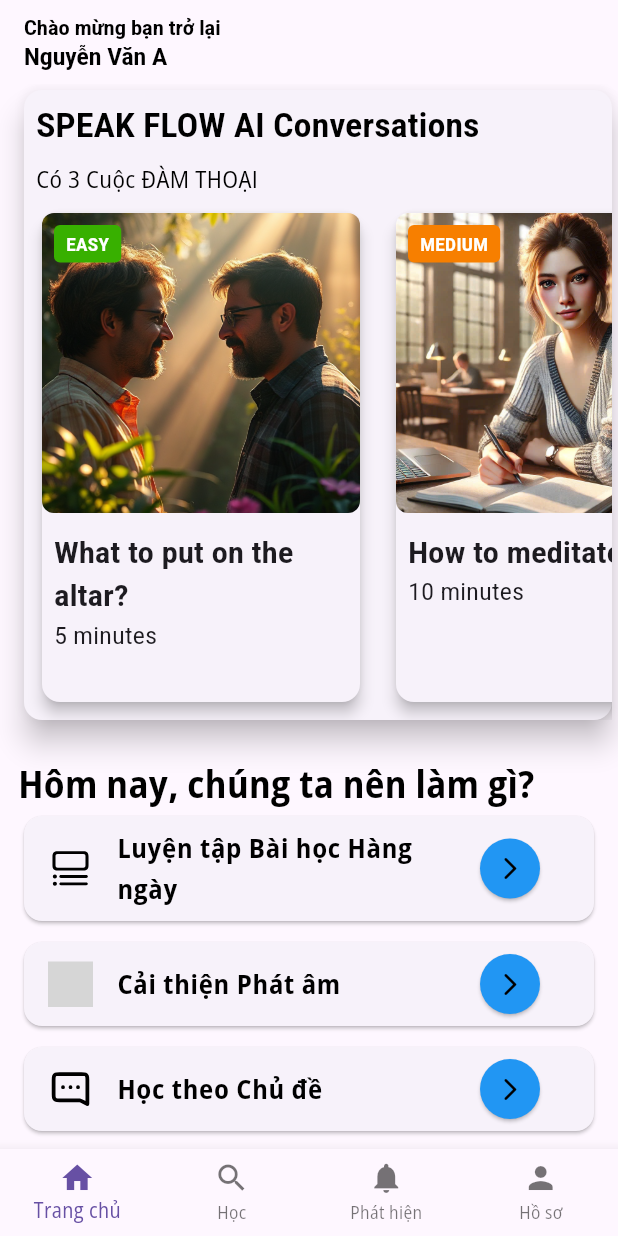
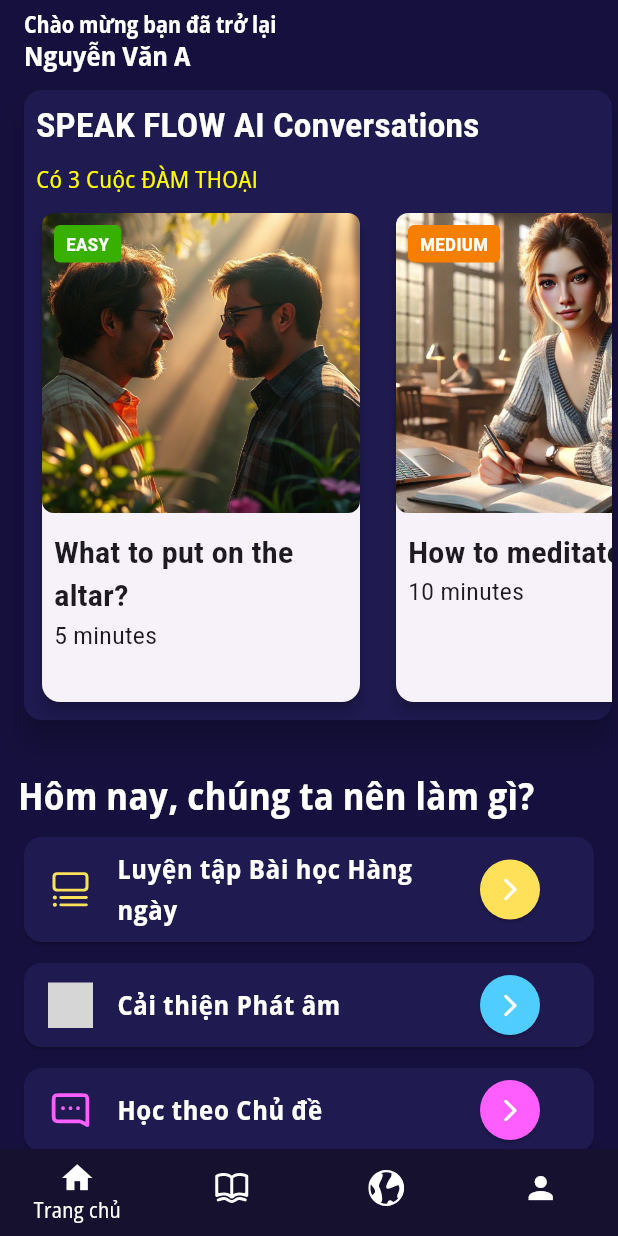
Before and after one commit to blackpum2801/speak-ai, a Flutter app: the screen it shows after launch, on a phone screen of 412 x 824 dp. Run offline on Flutter 3.47's test engine with Material 3 defaults, Android fonts, the phone set to English and light mode, and no system bars; our stand-ins replace animated_splash_screen, dots_indicator, flutter_svg; grey boxes are pictures that could not be loaded.

Commit message:
feat(home) - change backgroundColor

```diff
--- a/lib/features/home/screens/page_one_screen.dart
+++ b/lib/features/home/screens/page_one_screen.dart
@@ -36,18 +36,24 @@ class PageOneScreen extends StatelessWidget {
     ];
 
     return Scaffold(
+      backgroundColor: AppColors.background,
       appBar: AppBar(
+        backgroundColor: AppColors.background,
         title: const Column(
           crossAxisAlignment: CrossAxisAlignment.start,
           children: [
             CustomText(
-              text: 'Chào mừng bạn trở lại',
-              fontSize: 14,
+              text: 'Chào mừng bạn đã trở lại',
+              fontSize: 15,
+              color: Colors.white,
+              fontFamily: 'OpenSans',
               fontWeight: FontWeight.w700,
             ),
             CustomText(
               text: 'Nguyễn Văn A',
-              fontSize: 16,
+              fontSize: 18,
+              color: Colors.white,
+              fontFamily: 'OpenSans',
               fontWeight: FontWeight.w700,
             ),
           ],
@@ -61,6 +67,7 @@ class PageOneScreen extends StatelessWidget {
             Padding(
               padding: const EdgeInsets.only(left: 12),
               child: Card(
+                color: AppColors.secondBackground,
                 elevation: 8,
                 child: Column(
                   crossAxisAlignment: CrossAxisAlignment.start,
@@ -70,6 +77,7 @@ class PageOneScreen extends StatelessWidget {
                       child: CustomText(
                         text: 'SPEAK FLOW AI Conversations',
                         fontSize: 22,
+                        color: Colors.white,
                         fontWeight: FontWeight.w700,
                       ),
                     ),
@@ -78,6 +86,7 @@ class PageOneScreen extends StatelessWidget {
                       child: CustomText(
                         text: "Có 3 Cuộc ĐÀM THOẠI",
                         fontSize: 16,
+                        color: Colors.yellowAccent,
                         fontFamily: 'OpenSans',
                       ),
                     ),
@@ -112,46 +121,48 @@ class PageOneScreen extends StatelessWidget {
             ),
             const SizedBox(height: 20),
             const Padding(
-              padding: EdgeInsets.symmetric(horizontal: 12),
-              child: CustomText(
+              padding: EdgeInsets.symmetric(horizontal: 12, vertical: 8),
+              child: Column(
+                crossAxisAlignment: CrossAxisAlignment.start,
+                children: [
+                  CustomText(
                     text: "Hôm nay, chúng ta nên làm gì?",
                     fontFamily: 'OpenSans',
                     fontSize: 25,
+                    color: Colors.white,
                     fontWeight: FontWeight.w700,
                   ),
-            ),
-            const Padding(
-              padding: EdgeInsets.symmetric(horizontal: 12),
-              child: CardTitle(
+                  SizedBox(height: 6),
+                  CardTitle(
                     iconPath: AppIcons.listHomeWorkIcon,
                     title: "Luyện tập Bài học Hàng ngày",
+                    iconColor: Color(0xFFfee159),
+                    backgroundElevator: Color(0xFFfee159),
                   ),
-            ),
-            const SizedBox(height: 6),
-            const Padding(
-              padding: EdgeInsets.symmetric(horizontal: 12),
-              child: CardTitle(
+                  SizedBox(height: 6),
+                  CardTitle(
                     iconPath: AppIcons.waveformIcon,
                     title: "Cải thiện Phát âm",
+                    iconColor: Color(0xFF4fcdff),
+                    backgroundElevator: Color(0xFF4fcdff),
                   ),
-            ),
-            const SizedBox(height: 6),
-            const Padding(
-              padding: EdgeInsets.symmetric(horizontal: 12),
-              child: CardTitle(
+                  SizedBox(height: 6),
+                  CardTitle(
                     iconPath: AppIcons.messageIcon,
                     title: "Học theo Chủ đề",
+                    iconColor: Color(0xFFff5eff),
+                    backgroundElevator: Color(0xFFff5eff),
                   ),
-            ),
-            const SizedBox(height: 6),
-            const Padding(
-              padding: EdgeInsets.symmetric(horizontal: 12),
-              child: CardTitle(
+                  SizedBox(height: 6),
+                  CardTitle(
                     iconPath: AppIcons.certificateIcon,
                     title: "Nhận được Chứng chỉ",
+                    iconColor: Color(0xFFff5e45),
+                    backgroundElevator: Color(0xFFff5e45),
                   ),
+                ],
               ),
-            const SizedBox(height: 6),
+            )
           ],
         ),
       ),
--- a/lib/features/home/widgets/card_title.dart
+++ b/lib/features/home/widgets/card_title.dart
@@ -1,14 +1,19 @@
 import 'package:flutter/material.dart';
+import 'package:speak_ai/util/colors.dart';
 import 'package:speak_ai/util/custom_text.dart';
 import 'package:flutter_svg/flutter_svg.dart';
 
 class CardTitle extends StatelessWidget {
   final String iconPath;
+  final Color iconColor;
   final String title;
+  final Color backgroundElevator;
   const CardTitle({
     super.key,
     required this.iconPath,
     required this.title,
+    this.iconColor = Colors.white,
+    this.backgroundElevator = Colors.white,
   });
 
   @override
@@ -16,16 +21,19 @@ class CardTitle extends StatelessWidget {
     return InkWell(
       onTap: () {},
       child: Card(
+        color: AppColors.secondBackground,
         child: ListTile(
           leading: SvgPicture.asset(
             iconPath,
             width: 30,
             height: 30,
+            colorFilter: ColorFilter.mode(iconColor, BlendMode.srcIn),
             fit: BoxFit.cover,
           ),
           title: CustomText(
             text: title,
             fontSize: 18,
+            color: Colors.white,
             fontFamily: 'OpenSans',
             fontWeight: FontWeight.w600,
           ),
@@ -34,12 +42,13 @@ class CardTitle extends StatelessWidget {
             style: ElevatedButton.styleFrom(
               shape: const CircleBorder(),
               padding: const EdgeInsets.all(8),
-                backgroundColor: Colors.blue,
+              backgroundColor: backgroundElevator,
             ),
             child: const Icon(
               Icons.arrow_forward_ios_rounded,
-                color: Colors.black,
-              )),
+              color: Colors.white,
+            ),
+          ),
         ),
       ),
     );
--- a/lib/util/assets.dart
+++ b/lib/util/assets.dart
@@ -22,4 +22,6 @@ class AppAssets {
   static const String coachAi = 'assets/icons/coach-ai.svg';
   static const String community = 'assets/icons/community.svg';
   static const String news = 'assets/icons/news.svg';
+  static const String book = 'assets/icons/book.svg';
+  static const String discover = 'assets/icons/discover.svg';
 }
--- a/lib/util/colors.dart
+++ b/lib/util/colors.dart
@@ -3,20 +3,22 @@ import 'package:flutter/material.dart';
 class AppColors {
   static const Color primary = Color(0xFF6200EE);
   static const Color secondary = Color(0xFF03DAC6);
-  static const Color background = Color(0xFFF5F5F5);
+  static const Color background = Color(0xFF16103e);
+  static const Color secondBackground = Color(0xFF1f1a50);
   static const Color textPrimary = Color(0xFF000000);
   static const Color textSecondary = Color(0xFF757575);
   static const Color error = Color(0xFFB00020);
   static const Color tagEasy = Color(0xFF38b000);
   static const Color tagMedium = Color(0xFFF77F00);
   static const Color tagHard = Color(0xFFdc2f02);
+  static const Color navigation = Color(0xFF16112f);
 
   static final List<Color> courseCardColors = [
-    const Color(0xFFFF6B6B), // Vibrant Red
-    const Color(0xFF4ECDC4), // Teal
-    const Color(0xFF45B7D1), // Blue
-    const Color(0xFFF7D794), // Soft Yellow
-    const Color(0xFF9B59B6), // Purple
+    const Color(0xFFFF6B6B),
+    const Color(0xFF4ECDC4),
+    const Color(0xFF45B7D1),
+    const Color(0xFFF7D794),
+    const Color(0xFF9B59B6),
   ];
 
   // Get color for course card based on index
--- a/lib/widgets/bottom_navigation_widget.dart
+++ b/lib/widgets/bottom_navigation_widget.dart
@@ -1,4 +1,7 @@
 import 'package:flutter/material.dart';
+import 'package:flutter_svg/flutter_svg.dart';
+import 'package:speak_ai/util/assets.dart';
+import 'package:speak_ai/util/colors.dart';
 
 class BottomNavigationWidget extends StatelessWidget {
   final int currentIndex;
@@ -13,29 +16,52 @@ class BottomNavigationWidget extends StatelessWidget {
   @override
   Widget build(BuildContext context) {
     return BottomNavigationBar(
+      backgroundColor: AppColors.navigation,
+      selectedItemColor: Colors.white,
+      unselectedItemColor: Colors.white,
       currentIndex: currentIndex,
       onTap: onTap,
       type: BottomNavigationBarType.fixed,
-      items: const [
-        BottomNavigationBarItem(
+      showSelectedLabels: true,
+      showUnselectedLabels: false,
+      selectedLabelStyle: const TextStyle(
+        fontFamily: 'OpenSans',
+        fontSize: 14,
+        color: Colors.white,
+      ),
+      unselectedLabelStyle: const TextStyle(
+        fontFamily: 'OpenSans',
+        fontSize: 14,
+        color: Colors.white,
+      ),
+      items: [
+        const BottomNavigationBarItem(
           icon: Icon(Icons.home),
           label: 'Trang chủ',
         ),
         BottomNavigationBarItem(
-          icon: Icon(Icons.search),
+          icon: SvgPicture.asset(
+            AppAssets.book,
+            width: 24,
+            height: 24,
+            colorFilter: const ColorFilter.mode(Colors.white, BlendMode.srcIn),
+          ),
           label: 'Học',
         ),
         BottomNavigationBarItem(
-          icon: Icon(Icons.notifications),
-          label: 'Phát hiện',
+          icon: SvgPicture.asset(
+            AppAssets.discover,
+            width: 24,
+            height: 24,
+            colorFilter: const ColorFilter.mode(Colors.white, BlendMode.srcIn),
+          ),
+          label: 'Khám phá',
         ),
-        BottomNavigationBarItem(
+        const BottomNavigationBarItem(
           icon: Icon(Icons.person),
           label: 'Hồ sơ',
         ),
       ],
-      selectedLabelStyle: const TextStyle(fontFamily: 'OpenSans'),
-      unselectedLabelStyle: const TextStyle(fontFamily: 'OpenSans'),
     );
   }
 }
--- a/pubspec.yaml
+++ b/pubspec.yaml
@@ -47,6 +47,8 @@ flutter:
     - assets/icons/coach-ai.svg
     - assets/icons/community.svg
     - assets/icons/news.svg
+    - assets/icons/book.svg
+    - assets/icons/discover.svg
     # Logos
     - assets/logos/ielts-logo.svg
     - assets/logos/elsa-logo.svg
```
Also changed, not shown: assets/icons/book.svg (added), assets/icons/discover.svg (added). Lines whose indentation alone changed are shown as unchanged.
